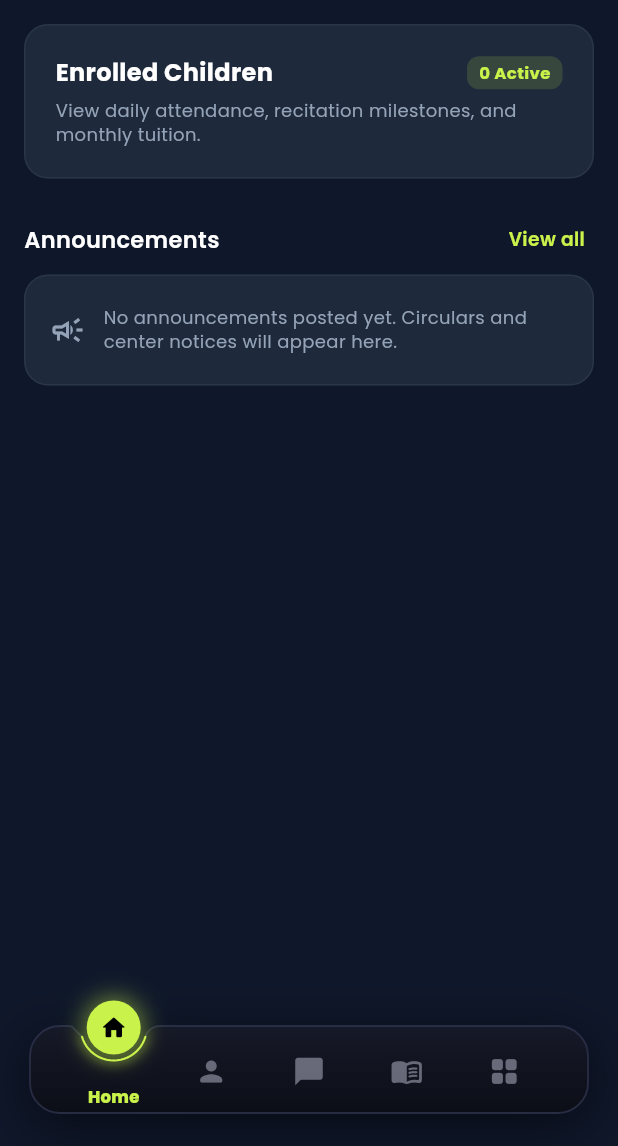
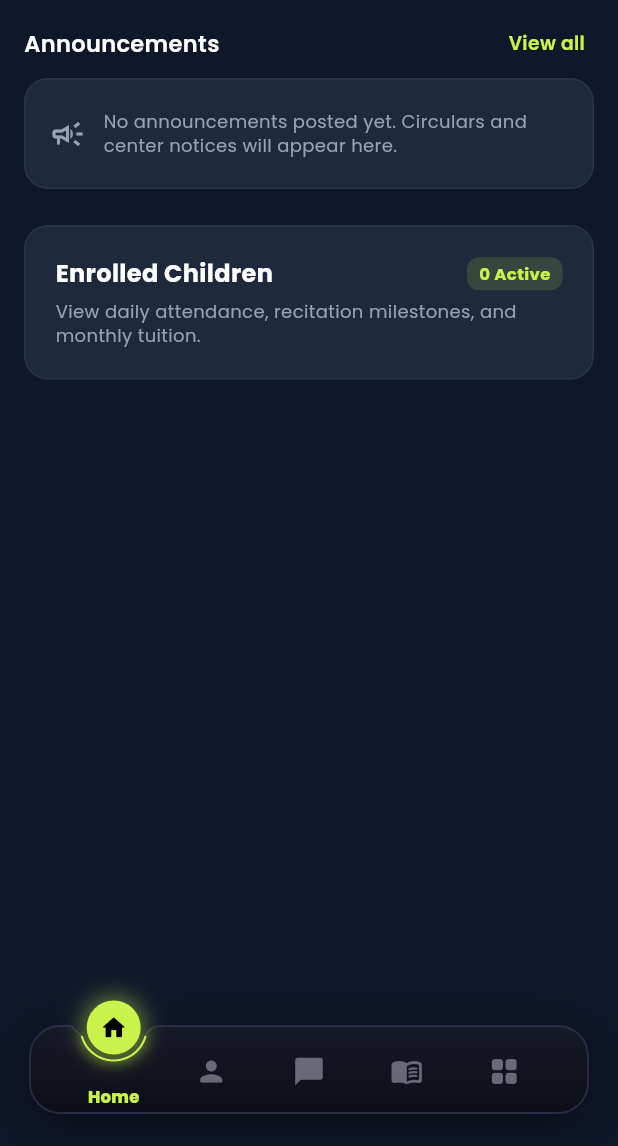
Before and after one commit to hackerr202/kheyrukumapp, a Flutter app: the DashboardScreen screen opened by its route, on a phone screen of 412 x 824 dp, the part 90-1236 px from its top. Run offline on Flutter 3.47's test engine with Material 3 defaults, Android fonts, the phone set to English and light mode, and no system bars; our stand-ins replace flutter_local_notifications, google_fonts, supabase_flutter, timezone; accounts and stored records are empty; network calls fail.

Commit message:
feat: remove center setup and position latest announcement at top of home screen

```diff
--- a/lib/screens/dashboard/tabs/home_tab.dart
+++ b/lib/screens/dashboard/tabs/home_tab.dart
@@ -48,17 +48,18 @@ class _HomeTabState extends State<HomeTab> {
           padding: const EdgeInsets.fromLTRB(16, 8, 16, 120),
           children: [
             if (isAdmin) ...[
-              // Setup Checklist or Compact Stats Row
-              _buildAdminCenterStatusCard(
+              // Latest Announcement at the top
+              _buildAnnouncementsSection(
                 context: context,
                 isDark: isDark,
+                isAdmin: true,
                 cardBg: cardBg,
                 textColor: textColor,
                 subtextColor: subtextColor,
                 subtleBorder: subtleBorder,
               ),
 
-              const SizedBox(height: 28),
+              const SizedBox(height: 24),
 
               // Quick Actions Row (4 icons: Post notice, Invite codes, Add student, Create halaqah)
               _buildQuickActionsRow(
@@ -69,20 +70,7 @@ class _HomeTabState extends State<HomeTab> {
                 subtleBorder: subtleBorder,
               ),
 
-              const SizedBox(height: 28),
-
-              // Announcements (latest 1 item only with View all link & + action)
-              _buildAnnouncementsSection(
-                context: context,
-                isDark: isDark,
-                isAdmin: true,
-                cardBg: cardBg,
-                textColor: textColor,
-                subtextColor: subtextColor,
-                subtleBorder: subtleBorder,
-              ),
-
-              const SizedBox(height: 28),
+              const SizedBox(height: 24),
 
               // Invite Codes collapsed single row
               _buildInviteCodesCollapsedRow(
@@ -95,14 +83,6 @@ class _HomeTabState extends State<HomeTab> {
               ),
             ] else if (isTeacher) ...[
               // Teacher Experience
-              _buildTeacherOverviewCard(
-                isDark: isDark,
-                cardBg: cardBg,
-                textColor: textColor,
-                subtextColor: subtextColor,
-                subtleBorder: subtleBorder,
-              ),
-              const SizedBox(height: 28),
               _buildAnnouncementsSection(
                 context: context,
                 isDark: isDark,
@@ -112,20 +92,28 @@ class _HomeTabState extends State<HomeTab> {
                 subtextColor: subtextColor,
                 subtleBorder: subtleBorder,
               ),
-            ] else ...[
-              // Parent Experience
-              _buildParentOverviewCard(
+              const SizedBox(height: 24),
+              _buildTeacherOverviewCard(
                 isDark: isDark,
                 cardBg: cardBg,
                 textColor: textColor,
                 subtextColor: subtextColor,
                 subtleBorder: subtleBorder,
               ),
-              const SizedBox(height: 28),
+            ] else ...[
+              // Parent Experience
               _buildAnnouncementsSection(
                 context: context,
                 isDark: isDark,
                 isAdmin: false,
+                cardBg: cardBg,
+                textColor: textColor,
+                subtextColor: subtextColor,
+                subtleBorder: subtleBorder,
+              ),
+              const SizedBox(height: 24),
+              _buildParentOverviewCard(
+                isDark: isDark,
                 cardBg: cardBg,
                 textColor: textColor,
                 subtextColor: subtextColor,
```
